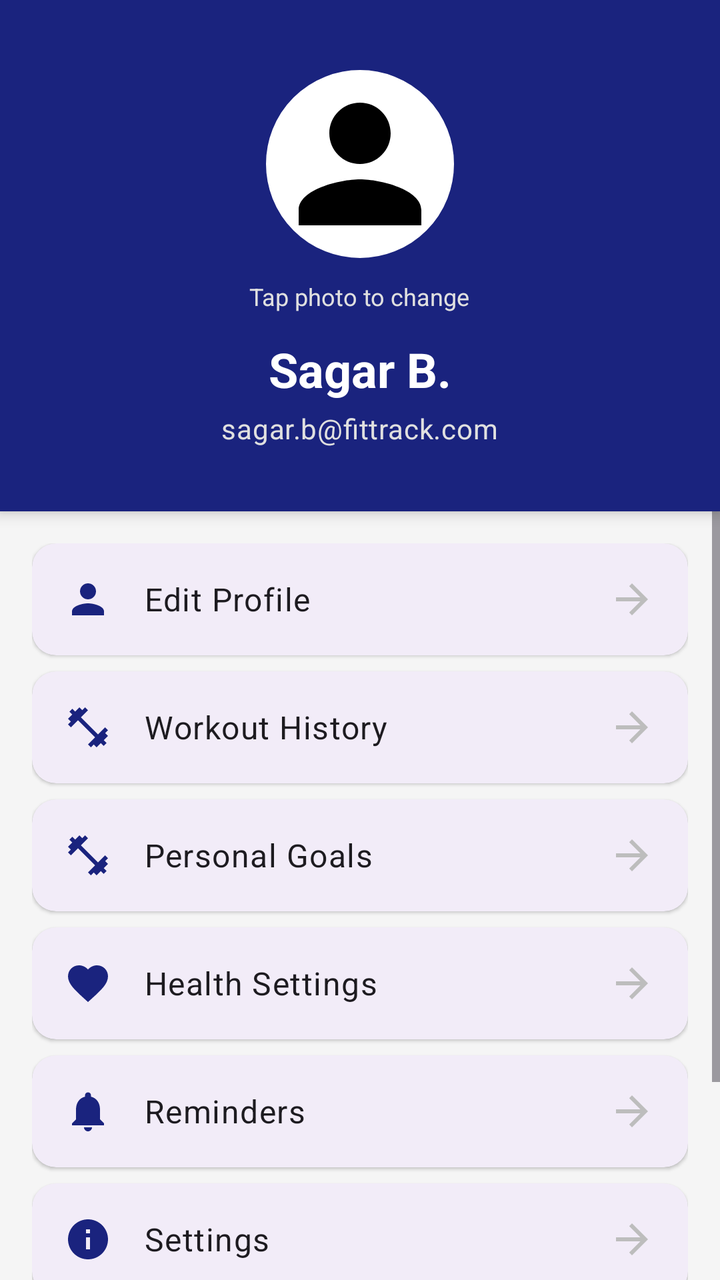
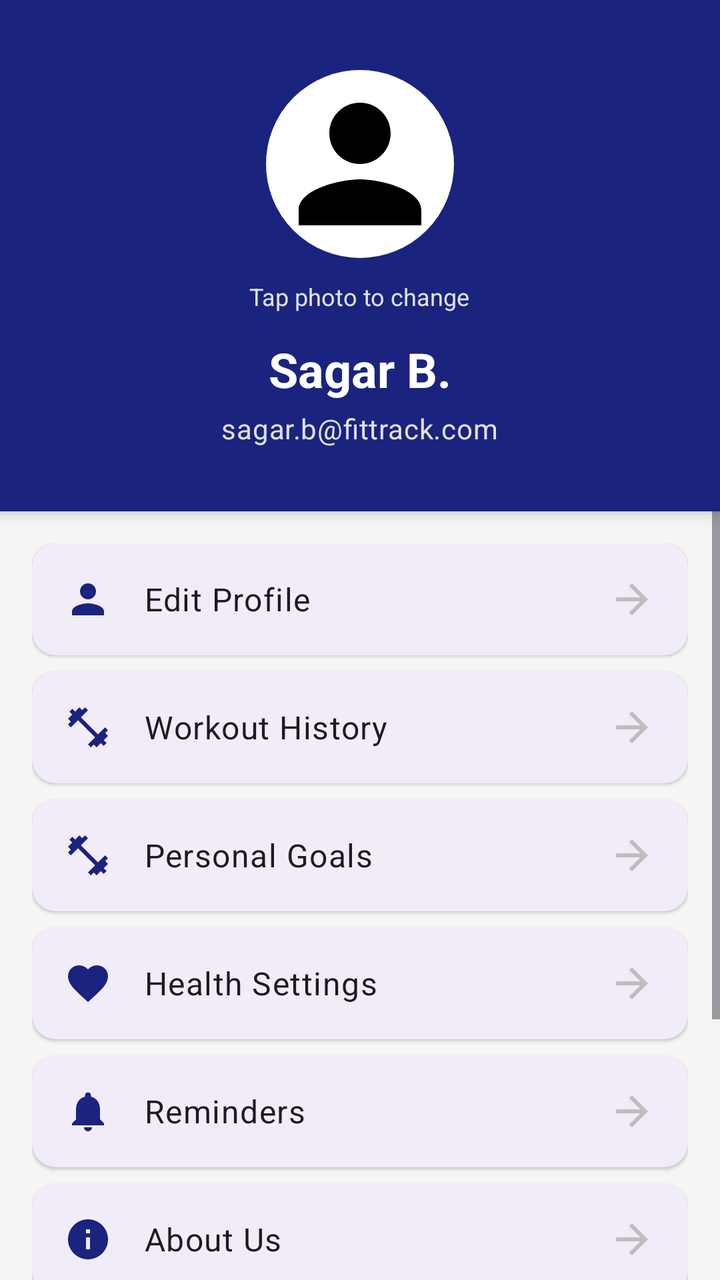

Before-and-after screenshots of an Android layout around one commit, followed by the original layout XML and the change that was made.
<!-- AndroidManifest.xml: application theme Theme.FitTrack -->
<!-- res/layout/fragment_profile.xml -->
<?xml version="1.0" encoding="utf-8"?>
<LinearLayout xmlns:android="http://schemas.android.com/apk/res/android"
    xmlns:app="http://schemas.android.com/apk/res-auto"
    android:layout_width="match_parent"
    android:layout_height="match_parent"
    android:orientation="vertical"
    android:background="?android:attr/windowBackground">

    
    
    

    <com.google.android.material.card.MaterialCardView
        android:layout_width="match_parent"
        android:layout_height="wrap_content"
        app:cardCornerRadius="0dp"
        app:cardElevation="4dp"
        app:strokeWidth="0dp">

        <LinearLayout
            android:layout_width="match_parent"
            android:layout_height="wrap_content"
            android:gravity="center"
            android:orientation="vertical"
            android:padding="32dp"
            android:background="?attr/colorPrimary">

            
            
            

            <com.google.android.material.imageview.ShapeableImageView
                android:id="@+id/iv_profile_pic"
                android:layout_width="100dp"
                android:layout_height="100dp"
                android:padding="4dp"
                android:src="@drawable/ic_person"
                android:clickable="true"
                android:focusable="true"
                android:contentDescription="Profile photo"
                app:shapeAppearanceOverlay="@style/CircleShapeAppearance"
                app:strokeColor="@color/white"
                app:strokeWidth="2dp"
                android:background="@color/white"
                android:scaleType="centerCrop" />

            
            
            

            <TextView
                android:layout_width="wrap_content"
                android:layout_height="wrap_content"
                android:layout_marginTop="8dp"
                android:text="Tap photo to change"
                android:textSize="12sp"
                android:textColor="#E0E0E0" />

            
            
            

            <TextView
                android:id="@+id/tv_profile_name"
                android:layout_width="wrap_content"
                android:layout_height="wrap_content"
                android:layout_marginTop="12dp"
                android:text="Sagar B."
                android:textAppearance="?attr/textAppearanceHeadlineSmall"
                android:textColor="@color/white"
                android:textStyle="bold" />

            
            
            

            <TextView
                android:id="@+id/tv_profile_email"
                android:layout_width="wrap_content"
                android:layout_height="wrap_content"
                android:layout_marginTop="4dp"
                android:text="sagar.b@fittrack.com"
                android:textAppearance="?attr/textAppearanceBodyMedium"
                android:textColor="#E0E0E0" />

        </LinearLayout>

    </com.google.android.material.card.MaterialCardView>


    
    
    

    <ScrollView
        android:layout_width="match_parent"
        android:layout_height="match_parent">

        <LinearLayout
            android:layout_width="match_parent"
            android:layout_height="wrap_content"
            android:orientation="vertical"
            android:padding="16dp">


            
            
            

            <com.google.android.material.card.MaterialCardView
                android:id="@+id/btn_edit_profile"
                android:layout_width="match_parent"
                android:layout_height="wrap_content"
                android:layout_marginBottom="8dp"
                android:clickable="true"
                android:focusable="true"
                app:cardCornerRadius="12dp"
                app:cardElevation="1dp"
                app:strokeWidth="0dp">

                <LinearLayout
                    android:layout_width="match_parent"
                    android:layout_height="wrap_content"
                    android:gravity="center_vertical"
                    android:orientation="horizontal"
                    android:padding="16dp">

                    <ImageView
                        android:layout_width="24dp"
                        android:layout_height="24dp"
                        android:src="@drawable/ic_person"
                        app:tint="?attr/colorPrimary" />

                    <TextView
                        android:layout_width="0dp"
                        android:layout_height="wrap_content"
                        android:layout_marginStart="16dp"
                        android:layout_weight="1"
                        android:text="Edit Profile"
                        android:textAppearance="?attr/textAppearanceBodyLarge" />

                    <ImageView
                        android:layout_width="24dp"
                        android:layout_height="24dp"
                        android:src="@drawable/ic_back"
                        android:rotation="180"
                        app:tint="#BDBDBD" />

                </LinearLayout>

            </com.google.android.material.card.MaterialCardView>


            
            
            

            <com.google.android.material.card.MaterialCardView
                android:id="@+id/btn_workout_history"
                android:layout_width="match_parent"
                android:layout_height="wrap_content"
                android:layout_marginBottom="8dp"
                android:clickable="true"
                android:focusable="true"
                app:cardCornerRadius="12dp"
                app:cardElevation="1dp"
                app:strokeWidth="0dp">

                <LinearLayout
                    android:layout_width="match_parent"
                    android:layout_height="wrap_content"
                    android:gravity="center_vertical"
                    android:orientation="horizontal"
                    android:padding="16dp">

                    <ImageView
                        android:layout_width="24dp"
                        android:layout_height="24dp"
                        android:src="@drawable/ic_workout"
                        app:tint="?attr/colorPrimary" />

                    <TextView
                        android:layout_width="0dp"
                        android:layout_height="wrap_content"
                        android:layout_marginStart="16dp"
                        android:layout_weight="1"
                        android:text="Workout History"
                        android:textAppearance="?attr/textAppearanceBodyLarge" />

                    <ImageView
                        android:layout_width="24dp"
                        android:layout_height="24dp"
                        android:src="@drawable/ic_back"
                        android:rotation="180"
                        app:tint="#BDBDBD" />

                </LinearLayout>

            </com.google.android.material.card.MaterialCardView>

            
            
            

            <com.google.android.material.card.MaterialCardView
                android:id="@+id/btn_personal_goals"
                android:layout_width="match_parent"
                android:layout_height="wrap_content"
                android:layout_marginBottom="8dp"
                android:clickable="true"
                android:focusable="true"
                app:cardCornerRadius="12dp"
                app:cardElevation="1dp"
                app:strokeWidth="0dp">

                <LinearLayout
                    android:layout_width="match_parent"
                    android:layout_height="wrap_content"
                    android:gravity="center_vertical"
                    android:orientation="horizontal"
                    android:padding="16dp">

                    <ImageView
                        android:layout_width="24dp"
                        android:layout_height="24dp"
                        android:src="@drawable/ic_workout"
                        app:tint="?attr/colorPrimary" />

                    <TextView
                        android:layout_width="0dp"
                        android:layout_height="wrap_content"
                        android:layout_marginStart="16dp"
                        android:layout_weight="1"
                        android:text="Personal Goals"
                        android:textAppearance="?attr/textAppearanceBodyLarge" />

                    <ImageView
                        android:layout_width="24dp"
                        android:layout_height="24dp"
                        android:src="@drawable/ic_back"
                        android:rotation="180"
                        app:tint="#BDBDBD" />

                </LinearLayout>

            </com.google.android.material.card.MaterialCardView>


            
            
            

            <com.google.android.material.card.MaterialCardView
                android:id="@+id/btn_health_settings"
                android:layout_width="match_parent"
                android:layout_height="wrap_content"
                android:layout_marginBottom="8dp"
                android:clickable="true"
                android:focusable="true"
                app:cardCornerRadius="12dp"
                app:cardElevation="1dp"
                app:strokeWidth="0dp">

                <LinearLayout
                    android:layout_width="match_parent"
                    android:layout_height="wrap_content"
                    android:gravity="center_vertical"
                    android:orientation="horizontal"
                    android:padding="16dp">

                    <ImageView
                        android:layout_width="24dp"
                        android:layout_height="24dp"
                        android:src="@drawable/ic_heart"
                        app:tint="?attr/colorPrimary" />

                    <TextView
                        android:layout_width="0dp"
                        android:layout_height="wrap_content"
                        android:layout_marginStart="16dp"
                        android:layout_weight="1"
                        android:text="Health Settings"
                        android:textAppearance="?attr/textAppearanceBodyLarge" />

                    <ImageView
                        android:layout_width="24dp"
                        android:layout_height="24dp"
                        android:src="@drawable/ic_back"
                        android:rotation="180"
                        app:tint="#BDBDBD" />

                </LinearLayout>

            </com.google.android.material.card.MaterialCardView>


            
            
            

            <com.google.android.material.card.MaterialCardView
                android:id="@+id/btn_reminders"
                android:layout_width="match_parent"
                android:layout_height="wrap_content"
                android:layout_marginBottom="8dp"
                android:clickable="true"
                android:focusable="true"
                app:cardCornerRadius="12dp"
                app:cardElevation="1dp"
                app:strokeWidth="0dp">

                <LinearLayout
                    android:layout_width="match_parent"
                    android:layout_height="wrap_content"
                    android:gravity="center_vertical"
                    android:orientation="horizontal"
                    android:padding="16dp">

                    <ImageView
                        android:layout_width="24dp"
                        android:layout_height="24dp"
                        android:src="@drawable/ic_notifications"
                        app:tint="?attr/colorPrimary" />

                    <TextView
                        android:layout_width="0dp"
                        android:layout_height="wrap_content"
                        android:layout_marginStart="16dp"
                        android:layout_weight="1"
                        android:text="Reminders"
                        android:textAppearance="?attr/textAppearanceBodyLarge" />

                    <ImageView
                        android:layout_width="24dp"
                        android:layout_height="24dp"
                        android:src="@drawable/ic_back"
                        android:rotation="180"
                        app:tint="#BDBDBD" />

                </LinearLayout>

            </com.google.android.material.card.MaterialCardView>


            
            
            

            <com.google.android.material.card.MaterialCardView
                android:id="@+id/btn_settings"
                android:layout_width="match_parent"
                android:layout_height="wrap_content"
                android:layout_marginBottom="8dp"
                android:clickable="true"
                android:focusable="true"
                app:cardCornerRadius="12dp"
                app:cardElevation="1dp"
                app:strokeWidth="0dp">

                <LinearLayout
                    android:layout_width="match_parent"
                    android:layout_height="wrap_content"
                    android:gravity="center_vertical"
                    android:orientation="horizontal"
                    android:padding="16dp">

                    <ImageView
                        android:layout_width="24dp"
                        android:layout_height="24dp"
                        android:src="@drawable/ic_info"
                        app:tint="?attr/colorPrimary" />

                    <TextView
                        android:layout_width="0dp"
                        android:layout_height="wrap_content"
                        android:layout_marginStart="16dp"
                        android:layout_weight="1"
                        android:text="Settings"
                        android:textAppearance="?attr/textAppearanceBodyLarge" />

                    <ImageView
                        android:layout_width="24dp"
                        android:layout_height="24dp"
                        android:src="@drawable/ic_back"
                        android:rotation="180"
                        app:tint="#BDBDBD" />

                </LinearLayout>

            </com.google.android.material.card.MaterialCardView>


            
            
            

            <com.google.android.material.card.MaterialCardView
                android:id="@+id/btn_logout"
                android:layout_width="match_parent"
                android:layout_height="wrap_content"
                android:layout_marginTop="16dp"
                android:layout_marginBottom="32dp"
                android:clickable="true"
                android:focusable="true"
                app:cardCornerRadius="12dp"
                app:cardElevation="0dp"
                app:strokeWidth="1dp"
                app:strokeColor="#FF5252">

                <LinearLayout
                    android:layout_width="match_parent"
                    android:layout_height="wrap_content"
                    android:gravity="center"
                    android:orientation="horizontal"
                    android:padding="16dp">

                    <TextView
                        android:layout_width="wrap_content"
                        android:layout_height="wrap_content"
                        android:text="Logout"
                        android:textAppearance="?attr/textAppearanceBodyLarge"
                        android:textColor="#FF5252"
                        android:textStyle="bold" />

                </LinearLayout>

            </com.google.android.material.card.MaterialCardView>

        </LinearLayout>

    </ScrollView>

</LinearLayout>
<!-- resources referenced by this layout -->
<resources>
  <color name="white">#FFFFFFFF</color>
  <!-- drawable ic_back (drawable) -->
  <vector xmlns:android="http://schemas.android.com/apk/res/android"
      android:width="24dp"
      android:height="24dp"
      android:viewportWidth="24"
      android:viewportHeight="24"
      android:tint="#FFFFFF">
    <path
        android:fillColor="@android:color/white"
        android:pathData="M20,11H7.83l5.59,-5.59L12,4l-8,8 8,8 1.41,-1.41L7.83,13H20v-2z"/>
  </vector>
  <!-- drawable ic_heart (drawable) -->
  <vector xmlns:android="http://schemas.android.com/apk/res/android"
      android:width="24dp"
      android:height="24dp"
      android:viewportWidth="24.0"
      android:viewportHeight="24.0"
      android:tint="#E91E63">
      <path
          android:fillColor="@android:color/white"
          android:pathData="M12,21.35l-1.45,-1.32C5.4,15.36 2,12.28 2,8.5 2,5.42 4.42,3 7.5,3c1.74,0 3.41,0.81 4.5,2.09C13.09,3.81 14.76,3 16.5,3 19.58,3 22,5.42 22,8.5c0,3.78 -3.4,6.86 -8.55,11.54L12,21.35z"/>
  </vector>
  <!-- drawable ic_info (drawable) -->
  <vector xmlns:android="http://schemas.android.com/apk/res/android"
      android:width="24dp"
      android:height="24dp"
      android:viewportWidth="24"
      android:viewportHeight="24">
    <path
        android:fillColor="#FF000000"
        android:pathData="M12,2C6.48,2 2,6.48 2,12C2,17.52 6.48,22 12,22C17.52,22 22,17.52 22,12C22,6.48 17.52,2 12,2M13,17H11V11H13V17M13,9H11V7H13V9Z"/>
  </vector>
  <!-- drawable ic_notifications (drawable) -->
  <vector xmlns:android="http://schemas.android.com/apk/res/android"
      android:width="24dp"
      android:height="24dp"
      android:viewportWidth="24"
      android:viewportHeight="24">
    <path
        android:fillColor="#FF000000"
        android:pathData="M12,22C13.11,22 14,21.11 14,20H10C10,21.11 10.89,22 12,22M18,16V11C18,7.93 16.36,5.36 13.5,4.68V4C13.5,3.17 12.83,2.5 12,2.5C11.17,2.5 10.5,3.17 10.5,4V4.68C7.63,5.36 6,7.92 6,11V16L4,18V19H20V18L18,16Z"/>
  </vector>
  <!-- drawable ic_person (drawable) -->
  <vector xmlns:android="http://schemas.android.com/apk/res/android"
      android:width="24dp"
      android:height="24dp"
      android:viewportWidth="24"
      android:viewportHeight="24">
      <path
          android:fillColor="#000000"
          android:pathData="M12,12c2.21,0 4,-1.79 4,-4s-1.79,-4 -4,-4 -4,1.79 -4,4 1.79,4 4,4zM12,14c-2.67,0 -8,1.34 -8,4v2h16v-2c0,-2.66 -5.33,-4 -8,-4z" />
  </vector>
  <!-- drawable ic_workout (drawable) -->
  <vector xmlns:android="http://schemas.android.com/apk/res/android"
      android:width="24dp"
      android:height="24dp"
      android:viewportWidth="24"
      android:viewportHeight="24">
    <path
        android:fillColor="#FF000000"
        android:pathData="M20.57,14.86L22,13.43L20.57,12L17,15.57L8.43,7L12,3.43L10.57,2L9.14,3.43L7.71,2L5.57,4.14L4.14,2.71L2.71,4.14L4.14,5.57L2,7.71L3.43,9.14L2,10.57L3.43,12L7,8.43L15.57,17L12,20.57L13.43,22L14.86,20.57L16.29,22L18.43,19.86L19.86,21.29L21.29,19.86L19.86,18.43L22,16.29L20.57,14.86Z"/>
  </vector>
  <style name="CircleShapeAppearance" parent="ShapeAppearance.Material3.SmallComponent">
          <item name="cornerFamily">rounded</item>
          <item name="cornerSize">50%</item>
      </style>
  <color name="primary_blue">#1A237E</color>
  <color name="primary_blue_light">#534BAE</color>
  <color name="accent_green">#00E676</color>
  <color name="black">#FF000000</color>
  <color name="background_light">#F5F5F5</color>
  <!-- unchanged entries left out for length: 1 -->
</resources>

<!-- the commit's change to res/layout/fragment_profile.xml (unified diff, before → after) -->
@@ -347,6 +347,53 @@
             
 
             <com.google.android.material.card.MaterialCardView
+                android:id="@+id/btn_about_us"
+                android:layout_width="match_parent"
+                android:layout_height="wrap_content"
+                android:layout_marginBottom="8dp"
+                android:clickable="true"
+                android:focusable="true"
+                app:cardCornerRadius="12dp"
+                app:cardElevation="1dp"
+                app:strokeWidth="0dp">
+
+                <LinearLayout
+                    android:layout_width="match_parent"
+                    android:layout_height="wrap_content"
+                    android:gravity="center_vertical"
+                    android:orientation="horizontal"
+                    android:padding="16dp">
+
+                    <ImageView
+                        android:layout_width="24dp"
+                        android:layout_height="24dp"
+                        android:src="@drawable/ic_info"
+                        app:tint="?attr/colorPrimary" />
+
+                    <TextView
+                        android:layout_width="0dp"
+                        android:layout_height="wrap_content"
+                        android:layout_marginStart="16dp"
+                        android:layout_weight="1"
+                        android:text="About Us"
+                        android:textAppearance="?attr/textAppearanceBodyLarge" />
+
+                    <ImageView
+                        android:layout_width="24dp"
+                        android:layout_height="24dp"
+                        android:src="@drawable/ic_back"
+                        android:rotation="180"
+                        app:tint="#BDBDBD" />
+
+                </LinearLayout>
+
+            </com.google.android.material.card.MaterialCardView>
+
+            
+            
+            
+
+            <com.google.android.material.card.MaterialCardView
                 android:id="@+id/btn_settings"
                 android:layout_width="match_parent"
                 android:layout_height="wrap_content"
